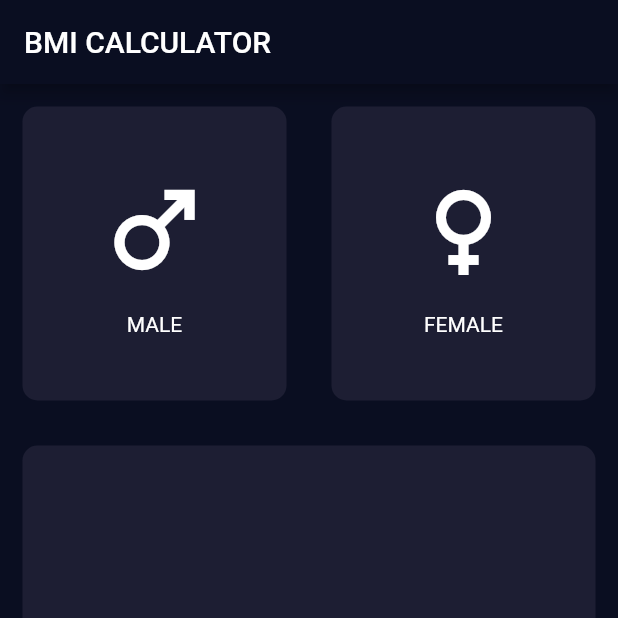
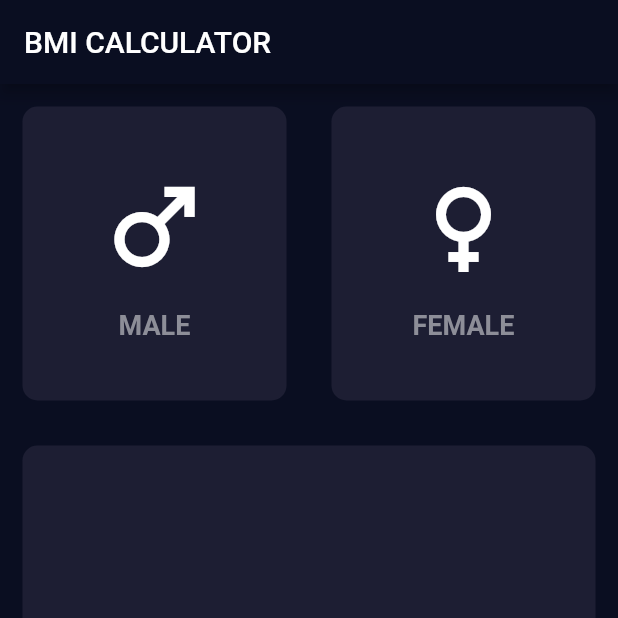
Before and after one commit to mtranggit/bmi_calculator, a Flutter app: the screen it shows after launch, on a phone screen of 412 x 824 dp, the top half of it. Run offline on Flutter 3.47's test engine with Material 2 defaults, Android fonts, the phone set to English and light mode, and no system bars.

Commit message:
make textStyle const

```diff
--- a/lib/app_const.dart
+++ b/lib/app_const.dart
@@ -1,6 +1,8 @@
 import 'package:flutter/material.dart';
 
+const primaryColor = Color(0xFF0A0E21);
 const cardActiveColor = Color(0xFF1D1E33);
 const cardInactiveColor = Color(0xFF1D1E33);
 const bottomContainerColor = Color(0xFFEB1555);
+const textStyleColor = Color(0xFF8D8E98);
 const double bottomContainerHeight = 80.0;
--- a/lib/icon_content.dart
+++ b/lib/icon_content.dart
@@ -1,3 +1,4 @@
+import 'package:bmi_calculator/app_const.dart';
 import 'package:flutter/material.dart';
 
 class IconContent extends StatelessWidget {
@@ -22,7 +23,14 @@ class IconContent extends StatelessWidget {
         SizedBox(
           height: 15.0,
         ),
-        Text(label),
+        Text(
+          label,
+          style: TextStyle(
+            fontSize: 18.0,
+            fontWeight: FontWeight.bold,
+            color: textStyleColor,
+          ),
+        ),
       ],
     );
   }
--- a/lib/main.dart
+++ b/lib/main.dart
@@ -1,3 +1,4 @@
+import 'package:bmi_calculator/app_const.dart';
 import 'package:bmi_calculator/input_page.dart';
 import 'package:flutter/material.dart';
 
@@ -10,8 +11,8 @@ class BMICalculator extends StatelessWidget {
   Widget build(BuildContext context) {
     return MaterialApp(
       theme: ThemeData.dark().copyWith(
-        primaryColor: Color(0xFF0A0E21),
-        scaffoldBackgroundColor: Color(0xFF0A0E21),
+        primaryColor: primaryColor,
+        scaffoldBackgroundColor: primaryColor,
       ),
       home: InputPage(),
     );
```
